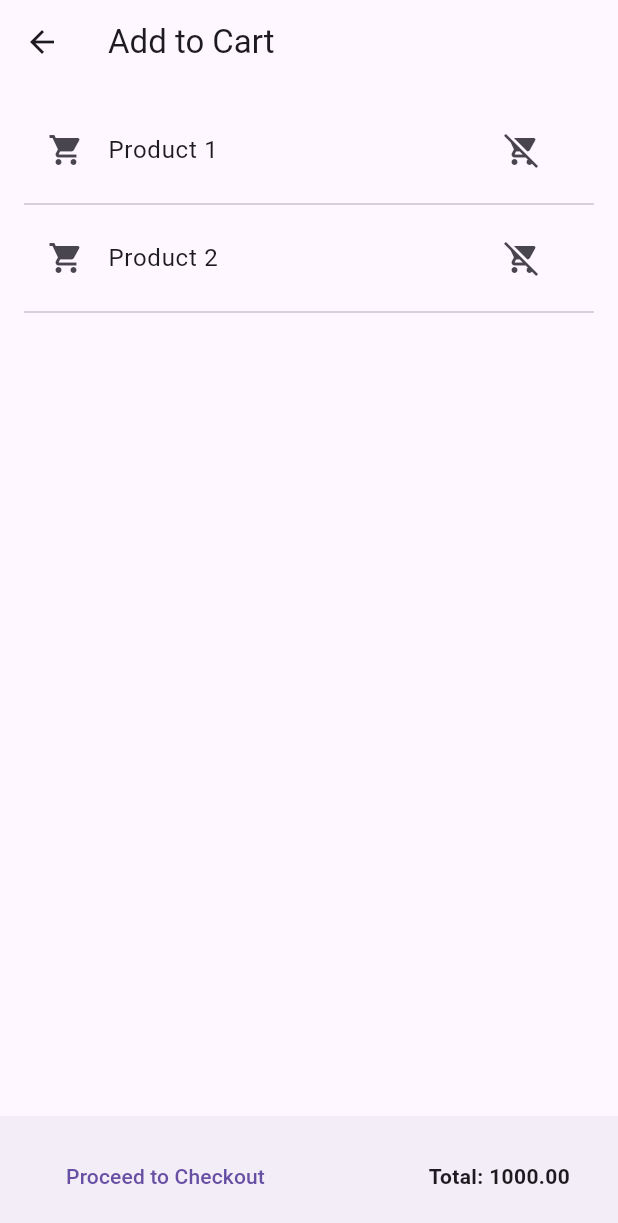
After one commit to lgic-project/thrift-Store, a Flutter app: the AddToCart screen opened directly, on a phone screen of 412 x 824 dp. The commit adds this screen. Shown: the top 1223 px of the screen. Run offline on Flutter 3.47's test engine with Material 3 defaults, Android fonts, the light colour scheme and no system bars.

Commit message:
adding add to cart and items

```diff
--- /dev/null
+++ b/app/devtools_options.yaml
@@ -0,0 +1,3 @@
+description: This file stores settings for Dart & Flutter DevTools.
+documentation: https://docs.flutter.dev/tools/devtools/extensions#configure-extension-enablement-states
+extensions:
--- /dev/null
+++ b/app/lib/addtochart.dart
@@ -0,0 +1,65 @@
+import 'package:flutter/material.dart';
+
+class AddToCart extends StatefulWidget {
+  const AddToCart({super.key});
+
+  @override
+  State<AddToCart> createState() => _AddToCartState();
+}
+
+class _AddToCartState extends State<AddToCart> {
+  @override
+  Widget build(BuildContext context) {
+    return Scaffold(
+      appBar: AppBar(
+        title: Text('Add to Cart'),
+      ),
+      body: ListView(
+        padding: EdgeInsets.all(16.0),
+        children: [
+          ListTile(
+            leading: Icon(Icons.shopping_cart),
+            title: Text('Product 1'),
+            trailing: IconButton(
+              icon: Icon(Icons.remove_shopping_cart),
+              onPressed: () {
+              },
+            ),
+          ),
+          Divider(),
+          ListTile(
+            leading: Icon(Icons.shopping_cart),
+            title: Text('Product 2'),
+            trailing: IconButton(
+              icon: Icon(Icons.remove_shopping_cart),
+              onPressed: () {
+                // Remove product from cart
+              },
+            ),
+          ),
+          Divider(),
+        ],
+      ),
+      bottomNavigationBar: BottomAppBar(
+        child: Container(
+          padding: EdgeInsets.symmetric(horizontal: 16.0, vertical: 8.0),
+          child: Row(
+            mainAxisAlignment: MainAxisAlignment.spaceBetween,
+            children: [
+              TextButton(
+                onPressed: () {
+
+                },
+                child: Text('Proceed to Checkout'),
+              ),
+              Text(
+                'Total: \1000.00',
+                style: TextStyle(fontWeight: FontWeight.bold),
+              ),
+            ],
+          ),
+        ),
+      ),
+    );
+  }
+}
--- a/app/lib/login.dart
+++ b/app/lib/login.dart
@@ -83,7 +83,7 @@ class _LoginPageState extends State<LoginPage> {
                       String password = _passwordController.text;
                       print('Username: $username');
                       print('Password: $password');
-                      if (username == 'user' && password == 'user') {
+                      if (username == 'user02@gmail.com' && password == 'password') {
                         Navigator.pushReplacementNamed(context, '/navbar');
                       }
                     },
--- a/app/lib/main.dart
+++ b/app/lib/main.dart
@@ -1,3 +1,4 @@
+import 'package:app/Purchase.dart';
 import 'package:app/homepage.dart';
 import 'package:app/login.dart';
 import 'package:app/navbar.dart';
@@ -21,8 +22,9 @@ class MyApp extends StatelessWidget {
           '/home': (context) => HomePage(),
           '/signup': (context) => SignInPage(),
           '/login': (context) => LoginPage(),
-          '/navbar': (context) => NavigatorScaffold(),
+          '/navbar': (context) => const NavigatorScaffold(),
           '/logout': (context) => HomePage(),
+          '/purchase': (context) => const Purchase(),
         },
     );
   }
```
Also changed, not shown: app/lib/Logout.dart (added, +94 -0 lines), app/lib/cart_item.dart (added, +7 -0 lines), app/lib/homepage.dart (+152 -24 lines), app/lib/navbar.dart (+32 -14 lines), app/pubspec.yaml (+17 -4 lines), app/assets/Item4.jpeg (deleted), app/assets/Item5.jpeg (deleted), app/assets/Item6.jpeg (deleted), app/assets/Item7.jpeg (deleted), app/assets/children2.jpeg (added), app/assets/children3.jpeg (added), app/pubspec.lock.
